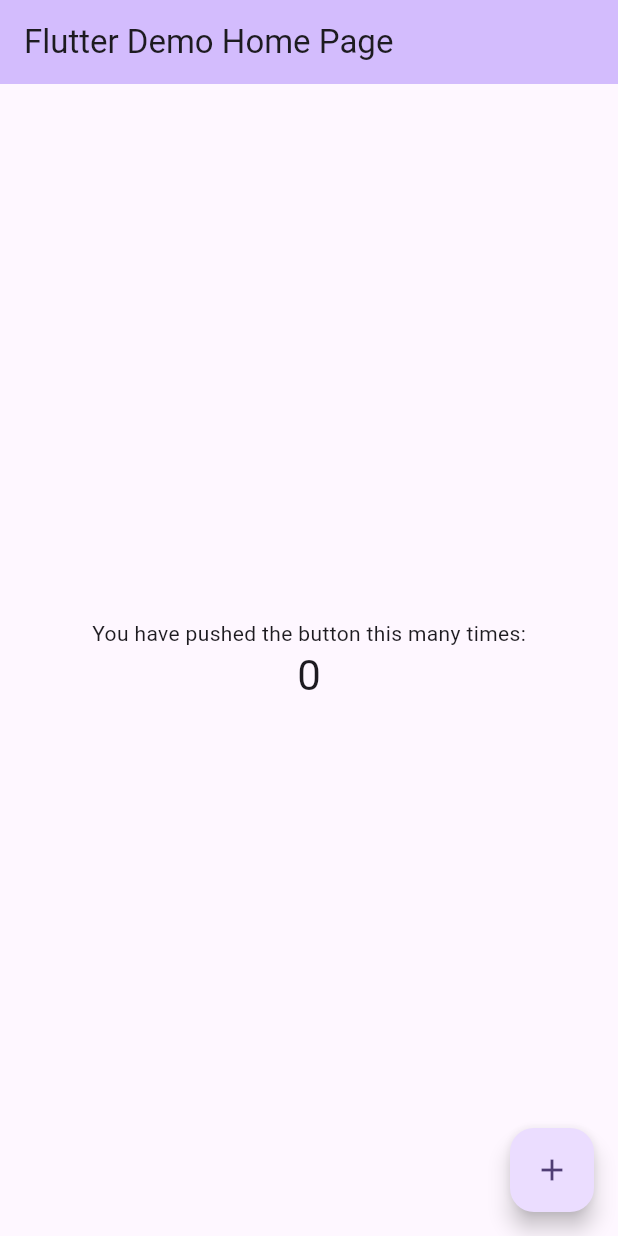
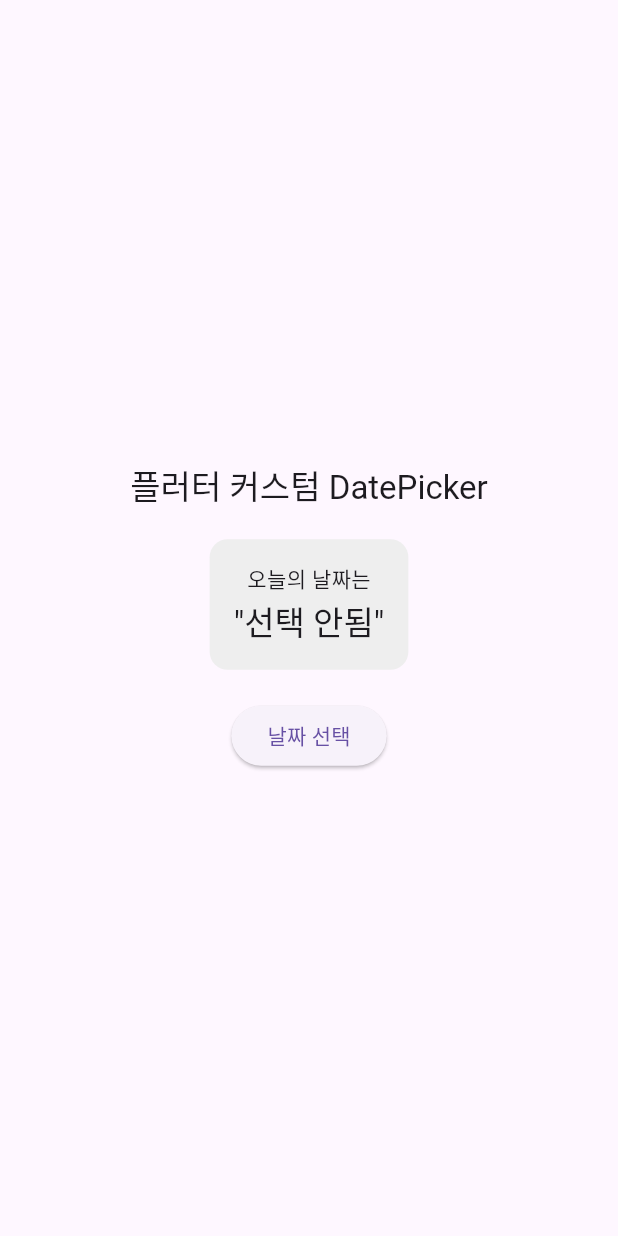
Before and after one commit to flutter-study-2025/picker, a Flutter app: the screen it shows after launch, on a phone screen of 412 x 824 dp. Run offline on Flutter 3.47's test engine with Material 3 defaults, Android fonts, the phone set to English and light mode, and no system bars.

Commit message:
feat: Create CustomPicker with a corresponding screen

```diff
--- a/lib/main.dart
+++ b/lib/main.dart
@@ -1,4 +1,5 @@
 import 'package:flutter/material.dart';
+import 'package:picker/main_screen.dart';
 
 void main() {
   runApp(const MyApp());
@@ -9,61 +10,8 @@ class MyApp extends StatelessWidget {
 
   @override
   Widget build(BuildContext context) {
-    return MaterialApp(
-      title: 'Flutter Demo',
-      theme: ThemeData(
-        colorScheme: ColorScheme.fromSeed(seedColor: Colors.deepPurple),
-        useMaterial3: true,
-      ),
-      home: const MyHomePage(title: 'Flutter Demo Home Page'),
+    return const MaterialApp(
+      home: MainScreen(),
     );
   }
 }
-
-class MyHomePage extends StatefulWidget {
-  const MyHomePage({super.key, required this.title});
-
-  final String title;
-
-  @override
-  State<MyHomePage> createState() => _MyHomePageState();
-}
-
-class _MyHomePageState extends State<MyHomePage> {
-  int _counter = 0;
-
-  void _incrementCounter() {
-    setState(() {
-      _counter++;
-    });
-  }
-
-  @override
-  Widget build(BuildContext context) {
-    return Scaffold(
-      appBar: AppBar(
-        backgroundColor: Theme.of(context).colorScheme.inversePrimary,
-        title: Text(widget.title),
-      ),
-      body: Center(
-        child: Column(
-          mainAxisAlignment: MainAxisAlignment.center,
-          children: <Widget>[
-            const Text(
-              'You have pushed the button this many times:',
-            ),
-            Text(
-              '$_counter',
-              style: Theme.of(context).textTheme.headlineMedium,
-            ),
-          ],
-        ),
-      ),
-      floatingActionButton: FloatingActionButton(
-        onPressed: _incrementCounter,
-        tooltip: 'Increment',
-        child: const Icon(Icons.add),
-      ), // This trailing comma makes auto-formatting nicer for build methods.
-    );
-  }
-}
--- /dev/null
+++ b/lib/main_screen.dart
@@ -0,0 +1,79 @@
+import 'package:flutter/material.dart';
+import 'package:intl/intl.dart';
+import 'package:picker/custom_date_picker.dart';
+
+class MainScreen extends StatefulWidget {
+  const MainScreen({super.key});
+
+  @override
+  State<MainScreen> createState() => _MainScreenState();
+}
+
+class _MainScreenState extends State<MainScreen> {
+  DateTime? dateTime;
+
+  @override
+  Widget build(BuildContext context) {
+    return Scaffold(
+      body: Center(
+        child: Column(
+          mainAxisAlignment: MainAxisAlignment.center,
+          crossAxisAlignment: CrossAxisAlignment.center,
+          children: [
+            Text(
+              '플러터 커스텀 DatePicker',
+              style: Theme.of(context).textTheme.titleLarge,
+            ),
+            const SizedBox(height: 20),
+            _TodayDate(dateTime: dateTime),
+            const SizedBox(height: 20),
+            ElevatedButton(
+              onPressed: showDatePicker,
+              child: const Text('날짜 선택'),
+            ),
+          ],
+        ),
+      ),
+    );
+  }
+
+  void showDatePicker() {
+    CustomDatePicker.show(
+      context: context,
+      title: '날짜 선택',
+      initialDateTime: dateTime ?? DateTime.now(),
+      onDateTimePicked: (value) {
+        setState(() {
+          dateTime = value;
+        });
+      },
+    );
+  }
+}
+
+class _TodayDate extends StatelessWidget {
+  final DateTime? dateTime;
+
+  const _TodayDate({required this.dateTime});
+
+  @override
+  Widget build(BuildContext context) {
+    return Container(
+      decoration: BoxDecoration(
+        color: Colors.grey.shade200,
+        borderRadius: BorderRadius.circular(12),
+      ),
+      padding: const EdgeInsets.all(16),
+      child: Column(
+        children: [
+          const Text('오늘의 날짜는'),
+          const SizedBox(height: 4),
+          Text(
+            dateTime == null ? '"선택 안됨"' : DateFormat.yMMMMd().format(dateTime!),
+            style: Theme.of(context).textTheme.titleLarge,
+          ),
+        ],
+      ),
+    );
+  }
+}
--- a/pubspec.yaml
+++ b/pubspec.yaml
@@ -35,6 +35,7 @@ dependencies:
   # The following adds the Cupertino Icons font to your application.
   # Use with the CupertinoIcons class for iOS style icons.
   cupertino_icons: ^1.0.6
+  intl: ^0.20.2
 
 dev_dependencies:
   flutter_test:
```
Also changed, not shown: lib/custom_date_picker.dart (added, +130 -0 lines), pubspec.lock.
